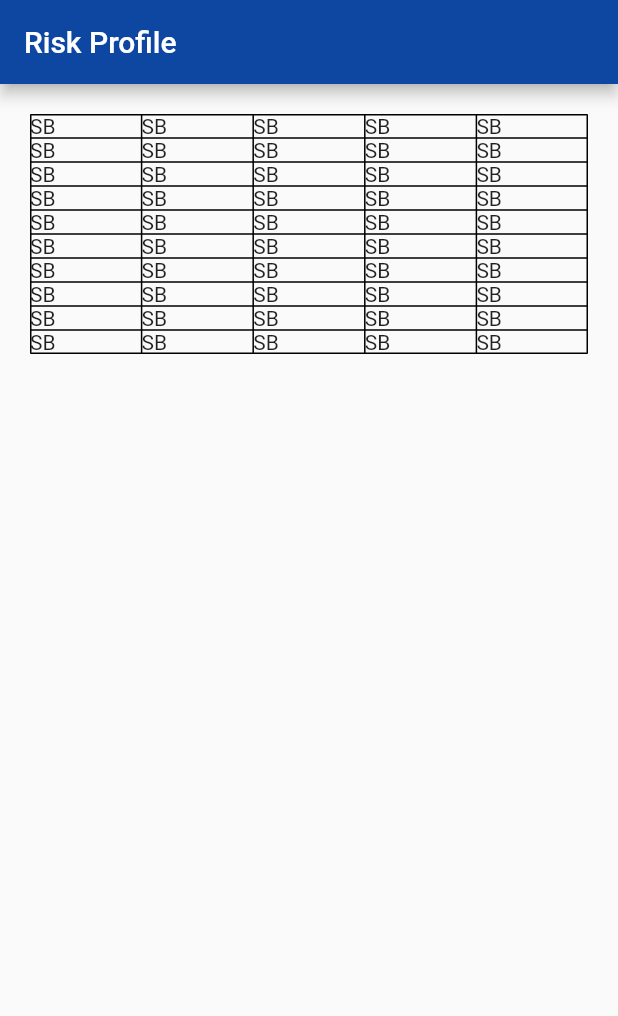
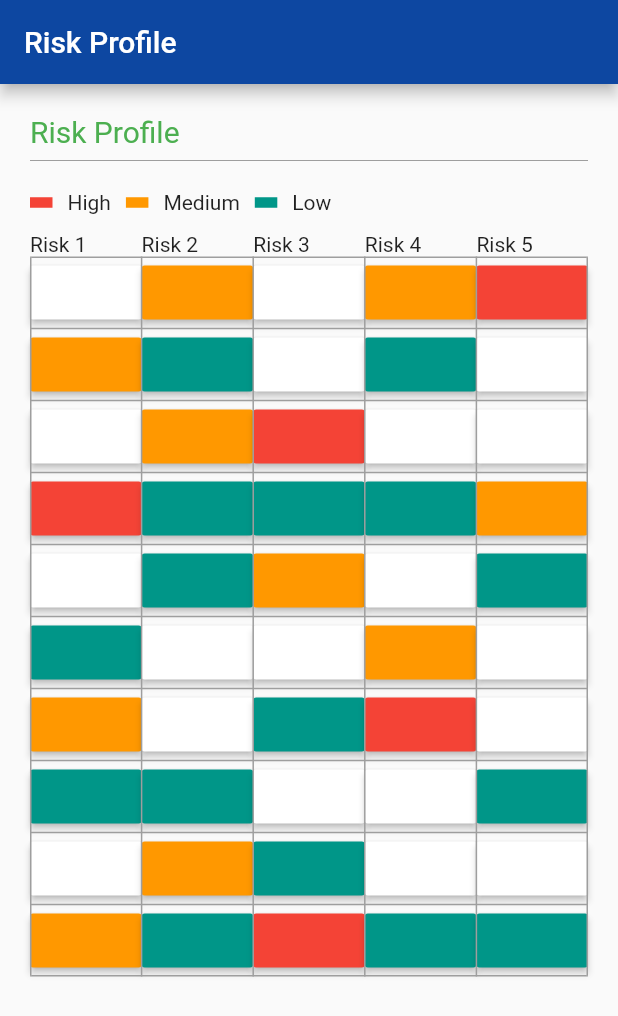
Before and after one commit to zhangshu1/security_governance_platform, a Flutter app: the RiskProfile screen opened directly, on a phone screen of 412 x 824 dp. Shown: the top 1016 px of the screen. Run offline on Flutter 3.47's test engine with Material 2 defaults, Android fonts, the phone set to English and light mode, and no system bars; our stand-ins replace font_awesome_flutter; statements that could not run were skipped.

Commit message:
Modified Risk Profile Page, still needs some improvements

```diff
--- a/lib/SecurityOrganization/SecurityLeadershipTeam/RiskProfile.dart
+++ b/lib/SecurityOrganization/SecurityLeadershipTeam/RiskProfile.dart
@@ -1,4 +1,5 @@
 import 'package:flutter/material.dart';
+import 'ControlOnRisk.dart';
 
 void main() => runApp(new MaterialApp(
   title: 'Risk Rrofile',
@@ -10,6 +11,9 @@ class RiskProfile extends StatelessWidget {
 
   @override
   Widget build(BuildContext context) {
+    Size screenSize = MediaQuery.of(context).size;
+    double width = screenSize.width;
+
     return new Scaffold(
       appBar: new AppBar(
         title: new Text('Risk Profile'),
@@ -18,13 +22,92 @@ class RiskProfile extends StatelessWidget {
       body: new ListView(
         padding: new EdgeInsets.fromLTRB(20.0, 20.0, 20.0, 20.0),
         children: <Widget>[
+          new Container(
+            child: new Text('Risk Profile', style: new TextStyle(color: Colors.green, fontSize: 20.0),),
+          ),
+
+          new Divider(color: Colors.grey),
+
+          //instruction banner
+          new Container(
+            width: width - 40.0,
+            height: 40.0,
+//            padding: new EdgeInsets.symmetric(horizontal: 20.0),
+            child: new Row(
+              children: <Widget>[
+                new Container(
+                  margin: new EdgeInsets.only(right: 10.0),
+                  child: new Row(
+                    children: <Widget>[
+                      new Container(
+                        width: 15.0,
+                        height: 7.0,
+                        color: Colors.red,
+                        margin: new EdgeInsets.only(right: 10.0),
+                      ),
+                      new Text('High'),
+                    ],
+                  ),
+                ),
+                new Container(
+                  margin: new EdgeInsets.only(right: 10.0),
+                  child: new Row(
+                    children: <Widget>[
+                      new Container(
+                        width: 15.0,
+                        height: 7.0,
+                        color: Colors.orange,
+                        margin: new EdgeInsets.only(right: 10.0),
+                      ),
+                      new Text('Medium'),
+                    ],
+                  ),
+                ),
+                new Container(
+                  margin: new EdgeInsets.only(right: 10.0),
+                  child: new Row(
+                    children: <Widget>[
+                      new Container(
+                        width: 15.0,
+                        height: 7.0,
+                        color: Colors.teal,
+                        margin: new EdgeInsets.only(right: 10.0),
+                      ),
+                      new Text('Low'),
+                    ],
+                  ),
+                ),
+              ],
+            ),
+          ),
+
+          //head row
           new Table(
-            border: new TableBorder.all(color: Colors.black),
-            children: new List.generate(10, (int index) {
+            children: [
+              new TableRow(
+                children: new List.generate(5, (int index) {
+                  int num = index + 1;
+                  return new TableCell(
+                    child: new Text('Risk $num'),
+                  );
+                }),
+              ),
+            ],
+          ),
+
+          new Table(
+            border: new TableBorder.all(color: Colors.grey, style: BorderStyle.solid),
+            children: new List.generate(10, (int rowNum) {
               return new TableRow(
-                children: new List.generate(5, (int index) {
+                children: new List.generate(5, (int colNum) {
                   return new TableCell(
-                    child: new Text('SB')
+                    child: new Container(
+//                      color: getColor(rowNum, colNum),
+                      child: new RaisedButton(
+                        color: getColor(rowNum, colNum),
+                        onPressed: (){Navigator.push(context, new MaterialPageRoute(builder: (_) => new ControlOnRisk()));},
+                      ),
+                    ),
                   );
                 }),
               );
@@ -34,4 +117,20 @@ class RiskProfile extends StatelessWidget {
       ),
     );
   }
+
+  Color getColor(int rowNum, int colNum){
+    if (rowNum == 0 && colNum == 4 || rowNum == 2 && colNum == 2 || rowNum == 3 && colNum == 0 || rowNum == 6 && colNum == 3 || rowNum == 9 && colNum == 2) {
+      return Colors.red;
+    } else if (rowNum == 0 && colNum == 1 || rowNum == 0 && colNum == 3 || rowNum == 1 && colNum == 0 || rowNum == 2 && colNum == 1|| rowNum == 3 && colNum == 4 ||
+        rowNum == 4 && colNum == 2 || rowNum == 5 && colNum == 3 || rowNum == 6 && colNum == 0 || rowNum == 8 && colNum == 1 || rowNum == 9 && colNum == 0){
+      return Colors.orange;
+    } else if (rowNum == 1 && colNum == 1 || rowNum == 1 && colNum == 3 || rowNum == 3 && colNum == 1|| rowNum == 3 && colNum == 2|| rowNum == 3 && colNum == 3 ||
+        rowNum == 4 && colNum == 1 || rowNum == 4 && colNum == 4 || rowNum == 5 && colNum == 0 || rowNum == 6 && colNum == 2 || rowNum == 7 && colNum == 0 ||
+        rowNum == 7 && colNum == 1 || rowNum == 7 && colNum == 4 || rowNum == 8 && colNum == 2 || rowNum == 9 && colNum == 1 || rowNum == 9 && colNum == 3 ||
+        rowNum == 9 && colNum == 4) {
+      return Colors.teal;
+    } else {
+      return Colors.white;
+    }
+  }
 }
```
